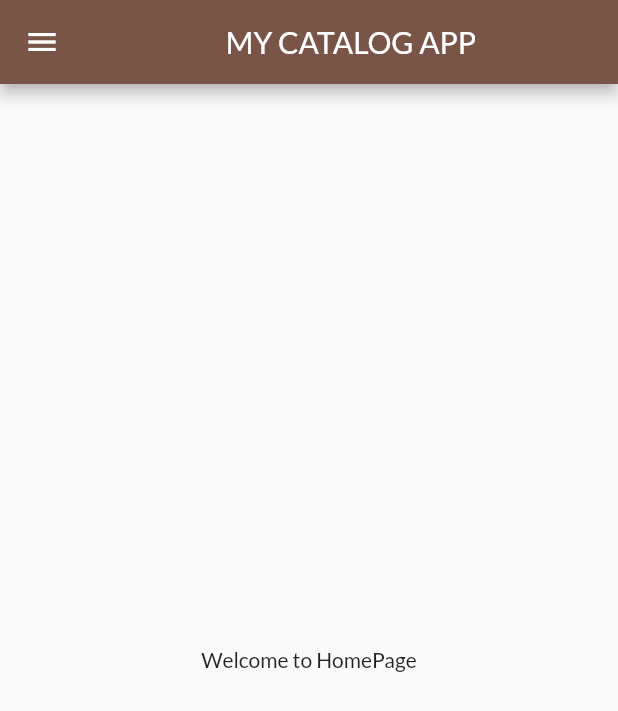
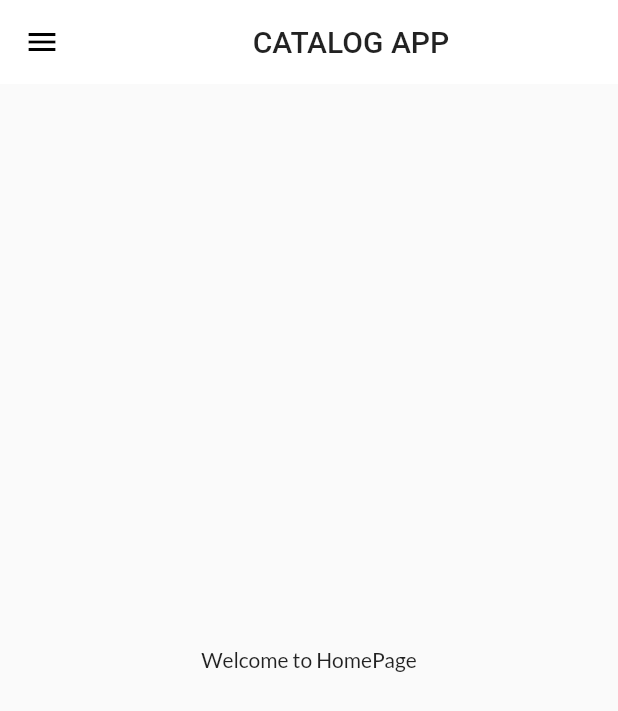
Before and after one commit to rakhigopchandani/my_app, a Flutter app: the screen it shows after launch, on a phone screen of 412 x 824 dp. Shown: the top 711 px of the screen. Run offline on Flutter 3.47's test engine with Material 2 defaults, Android fonts, the phone set to English and light mode, and no system bars; our stand-ins replace google_fonts.

Commit message:
theme extracted

```diff
--- a/lib/main.dart
+++ b/lib/main.dart
@@ -1,9 +1,11 @@
+
+// ignore_for_file: prefer_const_constructors, deprecated_member_use
 
 import 'package:flutter/material.dart';
 import 'package:my_app/pages/home_page.dart';
 import 'package:my_app/pages/login_page.dart';
-import 'package:google_fonts/google_fonts.dart';
 import 'package:my_app/utils/routes.dart';
+import 'package:my_app/utils/widgets/theme.dart';
 
 void main() {
   runApp(MyApp());
@@ -17,15 +19,8 @@ class MyApp extends StatelessWidget {
   Widget build(BuildContext context) {
     return MaterialApp(
       themeMode:ThemeMode.light,
-      theme: ThemeData(
-        primarySwatch: Colors.brown,
-        fontFamily:GoogleFonts.lato().fontFamily,
-
-      ),
-
-      darkTheme: ThemeData(
-        brightness: Brightness.dark,
-      ),
+      theme: MyTheme.lightTheme(context),
+      darkTheme: MyTheme.darkTheme(context),
       debugShowCheckedModeBanner: false,
      initialRoute: MyRoutes.homeRoute,
       routes: {
--- a/lib/pages/home_page.dart
+++ b/lib/pages/home_page.dart
@@ -14,7 +14,9 @@ class HomePage extends StatelessWidget {
     return Scaffold(
       appBar: AppBar(
 
-        title: Center(child: Text("MY CATALOG APP")),
+
+        title: Center(child: Text("CATALOG APP"
+        )),
       ),
       body:Center(
 
--- /dev/null
+++ b/lib/utils/widgets/theme.dart
@@ -0,0 +1,30 @@
+// ignore_for_file: non_constant_identifier_names, prefer_const_constructors
+
+import 'package:flutter/material.dart';
+import 'package:google_fonts/google_fonts.dart';
+
+class MyTheme {
+  static ThemeData lightTheme(BuildContext context) => ThemeData(
+      primarySwatch: Colors.brown,
+      fontFamily: GoogleFonts.lato().fontFamily,
+      appBarTheme: AppBarTheme(
+        color: Colors.white,
+        elevation: 0.0,
+        iconTheme: IconThemeData(color: Colors.black), toolbarTextStyle: Theme.of(context).textTheme.bodyText2, titleTextStyle: Theme.of(context).textTheme.headline6
+        ));
+
+        static ThemeData darkTheme(BuildContext context) => ThemeData(
+      primarySwatch: Colors.brown,
+      fontFamily: GoogleFonts.lato().fontFamily,
+      appBarTheme: AppBarTheme(
+        color: Colors.white,
+        elevation: 0.0,
+        iconTheme: IconThemeData(color: Colors.black), toolbarTextStyle: Theme.of(context).textTheme.bodyText2, titleTextStyle: Theme.of(context).textTheme.headline6
+
+
+      ));
+
+
+
+
+}
```
